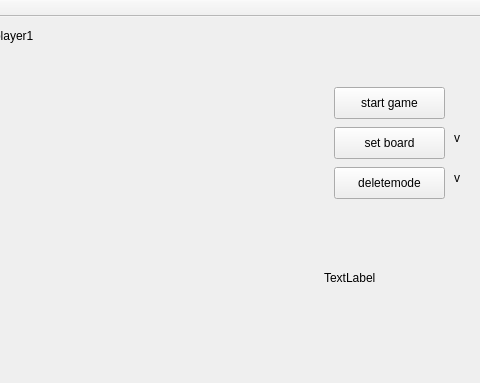
Old version of the form mainwindow.ui in the repository yellow-hank/chinese-chess; both pictures show x 356 to 836 and y 0 to 383 of the 836 by 762 pixel window.
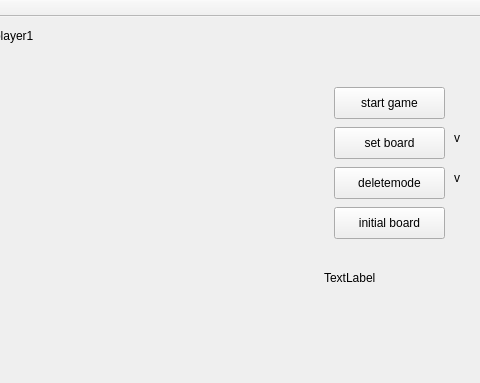
New version of the form.

Commit message: add initial button in setupmode

What changed in the file:
```diff
--- a/mainwindow.ui
+++ b/mainwindow.ui
@@ -118,6 +118,19 @@
      <string>v</string>
     </property>
    </widget>
+   <widget class="QPushButton" name="restart">
+    <property name="geometry">
+     <rect>
+      <x>690</x>
+      <y>190</y>
+      <width>111</width>
+      <height>32</height>
+     </rect>
+    </property>
+    <property name="text">
+     <string>initial board</string>
+    </property>
+   </widget>
   </widget>
   <widget class="QMenuBar" name="menuBar">
    <property name="geometry">
```
The commit also changes 2 other files.
